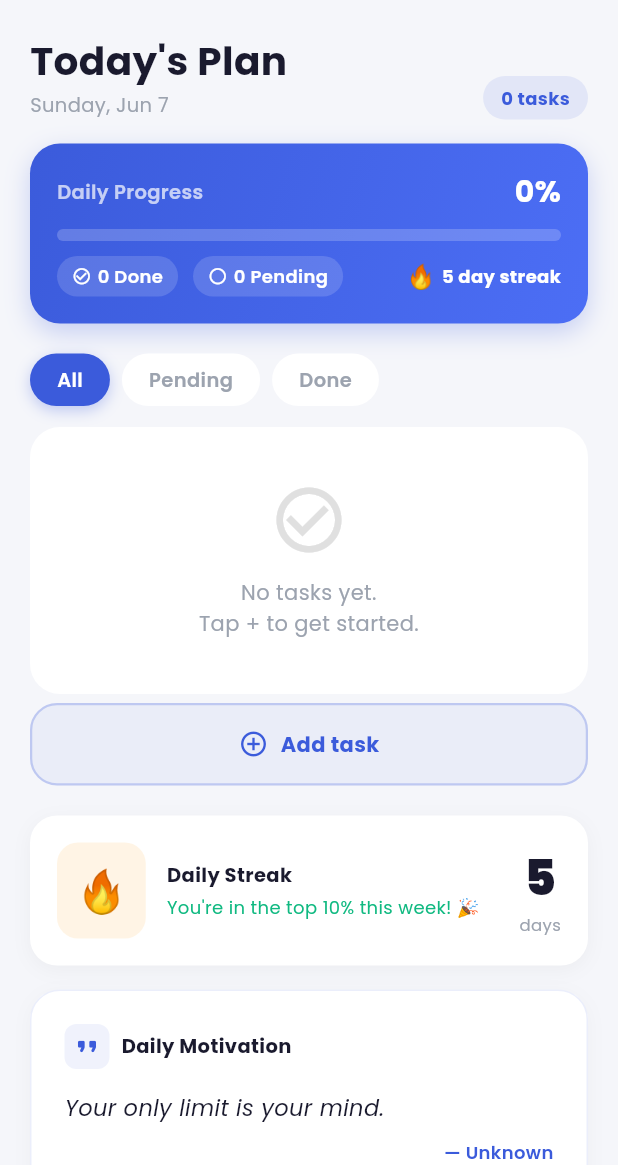
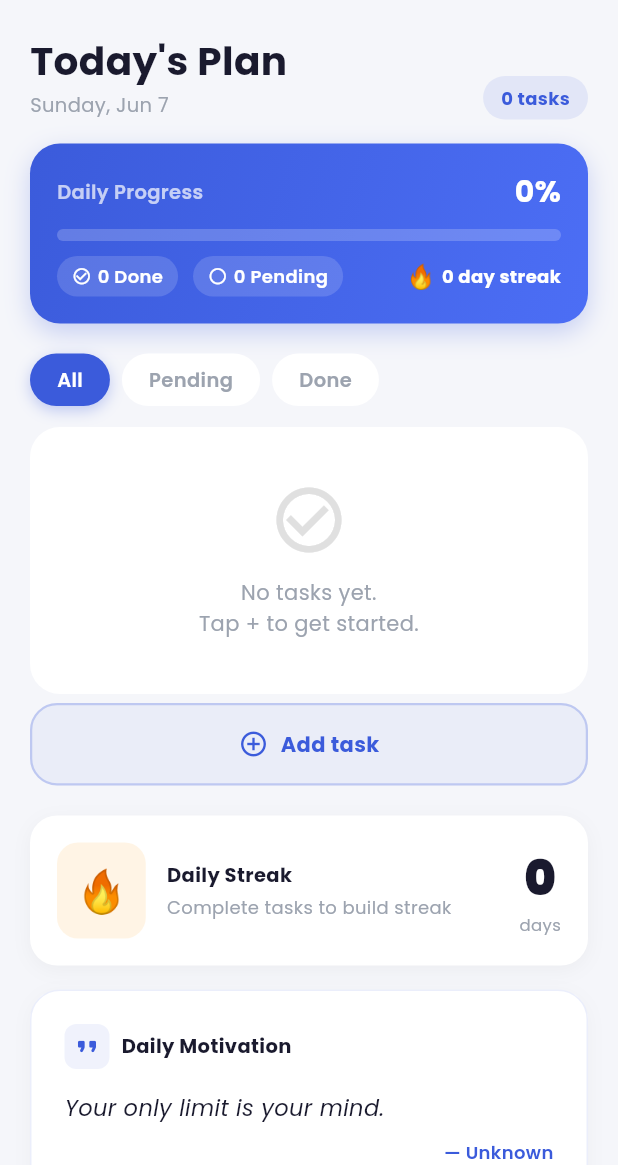
Before and after one commit to IfNusaibaCodes/TrustHire, a Flutter app: the PlannerPage screen opened directly, after a tap on "All", on a phone screen of 412 x 824 dp, the part 71-1236 px from its top. Run offline on Flutter 3.47's test engine with Material 3 defaults, Android fonts, the phone set to English and light mode, and no system bars; our stand-ins replace get, google_fonts, iconsax, smooth_page_indicator, supabase_flutter; accounts and stored records are empty.

Commit message:
Initial commit

```diff
--- a/lib/Pages/Planner/planner_controller.dart
+++ b/lib/Pages/Planner/planner_controller.dart
@@ -13,7 +13,7 @@ class PlannerController extends GetxController {
 
   var tasks      = <TaskModel>[].obs;
   var isLoading  = false.obs;
-  var streakDays = 5.obs;
+  var streakDays = 0.obs;
   var filter     = 'All'.obs;
 
   String get todayDate      => DateFormat('yyyy-MM-dd').format(DateTime.now());
@@ -53,7 +53,7 @@ class PlannerController extends GetxController {
 
   Future<void> loadTasks() async {
     isLoading.value = true;
-    tasks.value = await _db.loadTasks(todayDate);
+    tasks.value = await _db.loadTasks(_uid, todayDate);
     isLoading.value = false;
   }
 
@@ -70,15 +70,10 @@ class PlannerController extends GetxController {
     _db.toggleTask(taskId, !current);
   }
 
-  void addTask(String title, String priority) {
-    tasks.add(TaskModel(
-      id:       DateTime.now().millisecondsSinceEpoch.toString(),
-      title:    title,
-      priority: priority,
-      isDone:   false,
-      date:     todayDate,
-    ));
-    _db.addTask(_uid, title, priority, todayDate);
+  Future<void> addTask(String title, String priority) async {
+    // get real UUID from DB then add to local list
+    final task = await _db.addTask(_uid, title, priority, todayDate);
+    if (task != null) tasks.add(task);
   }
 
   void deleteTask(String taskId) {
--- a/lib/Pages/Planner/planner_database.dart
+++ b/lib/Pages/Planner/planner_database.dart
@@ -1,26 +1,56 @@
-
-
+import 'package:supabase_flutter/supabase_flutter.dart';
 import 'planner_model.dart';
 
 class PlannerDatabase {
-  Future<List<TaskModel>> loadTasks(String todayDate) async {
-    return [];
+  static final _client = Supabase.instance.client;
+
+  Future<List<TaskModel>> loadTasks(String userId, String todayDate) async {
+    final response = await _client
+        .from('planner_tasks')
+        .select()
+        .eq('user_id', userId)
+        .eq('date', todayDate)
+        .order('created_at');
+    return (response as List).map((e) => TaskModel.fromMap(e)).toList();
   }
 
-  Future<TaskModel?> addTask(String userId, String title,
-      String priority, String todayDate) async {
-    return null;
+  Future<TaskModel?> addTask(
+      String userId, String title, String priority, String todayDate) async {
+    final response = await _client.from('planner_tasks').insert({
+      'user_id':  userId,
+      'title':    title,
+      'priority': priority,
+      'is_done':  false,
+      'date':     todayDate,
+    }).select().single();
+    return TaskModel.fromMap(response);
   }
 
   Future<void> toggleTask(String taskId, bool newValue) async {
-    return;
+    await _client
+        .from('planner_tasks')
+        .update({'is_done': newValue})
+        .eq('id', taskId);
   }
 
   Future<void> deleteTask(String taskId) async {
-    return;
+    await _client.from('planner_tasks').delete().eq('id', taskId);
   }
 
   Future<int> loadStreak(String userId) async {
-    return 5;
+    final response = await _client
+        .from('planner_streaks')
+        .select('streak_days')
+        .eq('user_id', userId)
+        .maybeSingle();
+    return (response?['streak_days'] as int?) ?? 0;
+  }
+
+  Future<void> updateStreak(String userId, int days, String date) async {
+    await _client.from('planner_streaks').upsert({
+      'user_id':     userId,
+      'streak_days': days,
+      'last_date':   date,
+    }, onConflict: 'user_id');
   }
 }
--- a/lib/Pages/Planner/planner_model.dart
+++ b/lib/Pages/Planner/planner_model.dart
@@ -1,30 +1,31 @@
 class TaskModel {
   final String id;
+  final String userId;
   final String title;
   final String priority;
-  bool isDone;
+  bool   isDone;
   final String date;
 
   TaskModel({
     required this.id,
+    required this.userId,
     required this.title,
     required this.priority,
     required this.isDone,
     required this.date,
   });
 
-
   factory TaskModel.fromMap(Map<String, dynamic> map) => TaskModel(
-    id:       map['id'],
-    title:    map['title'],
-    priority: map['priority'] ?? 'Normal',
-    isDone:   map['is_done'] ?? false,
-    date:     map['date'] ?? '',
+    id:       map['id']       as String,
+    userId:   map['user_id']  as String,
+    title:    map['title']    as String,
+    priority: map['priority'] as String? ?? 'Normal',
+    isDone:   map['is_done']  as bool?   ?? false,
+    date:     map['date']     as String? ?? '',
   );
 
-
-  Map<String, dynamic> toMap() => {
-    'id':       id,
+  Map<String, dynamic> toInsertMap() => {
+    'user_id':  userId,
     'title':    title,
     'priority': priority,
     'is_done':  isDone,
--- a/lib/Pages/Planner/planner_page.dart
+++ b/lib/Pages/Planner/planner_page.dart
@@ -3,8 +3,21 @@ import 'package:get/get.dart';
 import 'planner_controller.dart';
 import 'planner_widgets.dart';
 
-class PlannerPage extends StatelessWidget {
+class PlannerPage extends StatefulWidget {
   const PlannerPage({super.key});
+
+  @override
+  State<PlannerPage> createState() => _PlannerPageState();
+}
+
+class _PlannerPageState extends State<PlannerPage> {
+  @override
+  void initState() {
+    super.initState();
+    if (!Get.isRegistered<PlannerController>()) {
+      Get.put(PlannerController());
+    }
+  }
 
   // ── THEME ──────────────────────────────────────────────────
   static const Color primary  = Color(0xFF3B5BDB);
@@ -151,11 +164,20 @@ class PlannerPage extends StatelessWidget {
               SizedBox(
                 width: double.infinity,
                 child: ElevatedButton(
-                  onPressed: () {
+                  onPressed: () async {
                     if (ctrl.text.trim().isEmpty) return;
+                    final messenger = ScaffoldMessenger.of(context);
                     Navigator.pop(ctx);
-                    c.addTask(ctrl.text.trim(), selectedPriority);
-                    _snack(context, 'Task added ✅');
+                    await c.addTask(ctrl.text.trim(), selectedPriority);
+                    messenger.showSnackBar(SnackBar(
+                      content: const Text('Task added ✅',
+                          style: TextStyle(fontWeight: FontWeight.w600)),
+                      backgroundColor: success,
+                      behavior: SnackBarBehavior.floating,
+                      shape: RoundedRectangleBorder(
+                          borderRadius: BorderRadius.circular(14)),
+                      margin: const EdgeInsets.all(16),
+                    ));
                   },
                   style: ElevatedButton.styleFrom(
                     backgroundColor: primary,
--- a/lib/main.dart
+++ b/lib/main.dart
@@ -31,7 +31,7 @@ class MyApp extends StatelessWidget {
   Widget build(BuildContext context) {
     return GetMaterialApp(
 
-      home: JobFeedPage(),
+      home: PlannerPage(),
 
       theme: TCustomApp.customTheme,
 
```
Also changed, not shown: lib/Navigation/bottom_navigator.dart (+0 -8 lines).
